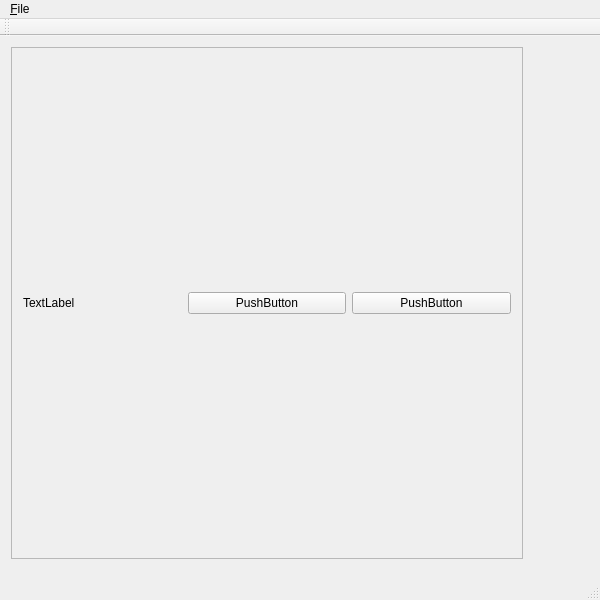
Qt form QtCuda/mainwindow.ui (luosz/cuda-visibility) before a commit.
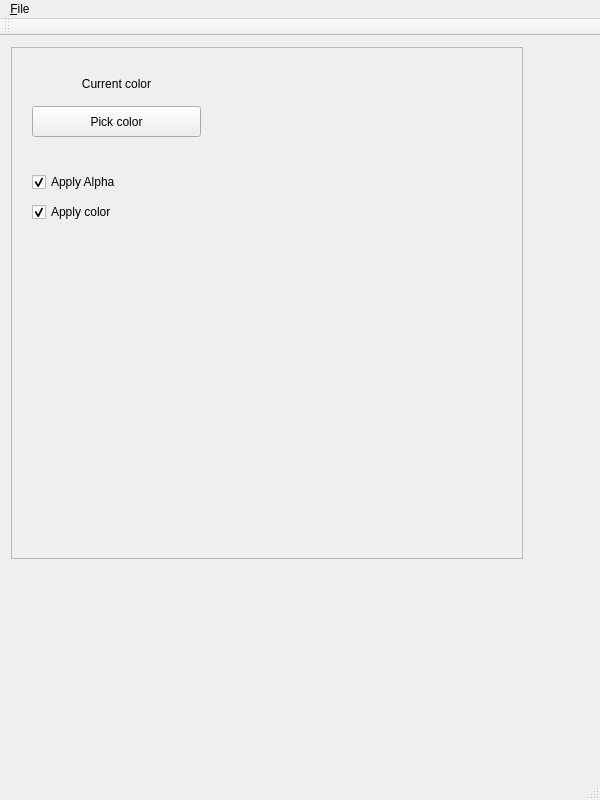
The same form after that commit.

Diff of the .ui file:
```diff
--- a/QtCuda/mainwindow.ui
+++ b/QtCuda/mainwindow.ui
@@ -7,7 +7,7 @@
     <x>0</x>
     <y>0</y>
     <width>600</width>
-    <height>600</height>
+    <height>800</height>
    </rect>
   </property>
   <property name="windowTitle">
@@ -38,29 +38,91 @@
       <property name="midLineWidth">
        <number>0</number>
       </property>
-      <layout class="QHBoxLayout" name="horizontalLayout">
-       <item>
+      <widget class="QWidget" name="gridLayoutWidget">
+       <property name="geometry">
+        <rect>
+         <x>10</x>
+         <y>10</y>
+         <width>191</width>
+         <height>91</height>
+        </rect>
+       </property>
+       <layout class="QGridLayout" name="gridLayout">
+        <item row="0" column="0">
         <widget class="QLabel" name="label">
+          <property name="sizePolicy">
+           <sizepolicy hsizetype="Preferred" vsizetype="Preferred">
+            <horstretch>0</horstretch>
+            <verstretch>0</verstretch>
+           </sizepolicy>
+          </property>
+          <property name="autoFillBackground">
+           <bool>true</bool>
+          </property>
          <property name="text">
-          <string>TextLabel</string>
+           <string>Current color</string>
+          </property>
+          <property name="alignment">
+           <set>Qt::AlignCenter</set>
          </property>
         </widget>
        </item>
-       <item>
+        <item row="1" column="0">
         <widget class="QPushButton" name="pushButton">
+          <property name="sizePolicy">
+           <sizepolicy hsizetype="Preferred" vsizetype="Preferred">
+            <horstretch>0</horstretch>
+            <verstretch>0</verstretch>
+           </sizepolicy>
+          </property>
+          <property name="autoFillBackground">
+           <bool>true</bool>
+          </property>
          <property name="text">
-          <string>PushButton</string>
+           <string>Pick color</string>
          </property>
         </widget>
        </item>
-       <item>
-        <widget class="QPushButton" name="pushButton_2">
+       </layout>
+      </widget>
+      <widget class="QWidget" name="gridLayoutWidget_2">
+       <property name="geometry">
+        <rect>
+         <x>10</x>
+         <y>110</y>
+         <width>160</width>
+         <height>80</height>
+        </rect>
+       </property>
+       <layout class="QGridLayout" name="gridLayout_2">
+        <item row="0" column="0">
+         <widget class="QCheckBox" name="checkBox">
+          <property name="sizePolicy">
+           <sizepolicy hsizetype="Minimum" vsizetype="Fixed">
+            <horstretch>0</horstretch>
+            <verstretch>0</verstretch>
+           </sizepolicy>
+          </property>
          <property name="text">
-          <string>PushButton</string>
-         </property>
-        </widget>
-       </item>
-      </layout>
+           <string>Apply Alpha</string>
+          </property>
+          <property name="checked">
+           <bool>true</bool>
+          </property>
+         </widget>
+        </item>
+        <item row="1" column="0">
+         <widget class="QCheckBox" name="checkBox_2">
+          <property name="text">
+           <string>Apply color</string>
+          </property>
+          <property name="checked">
+           <bool>true</bool>
+          </property>
+         </widget>
+        </item>
+       </layout>
+      </widget>
      </widget>
     </item>
    </layout>
```
Left out of the diff: 2 changed lines with no effect on the pictures. Lines whose indentation alone changed are shown as unchanged.
